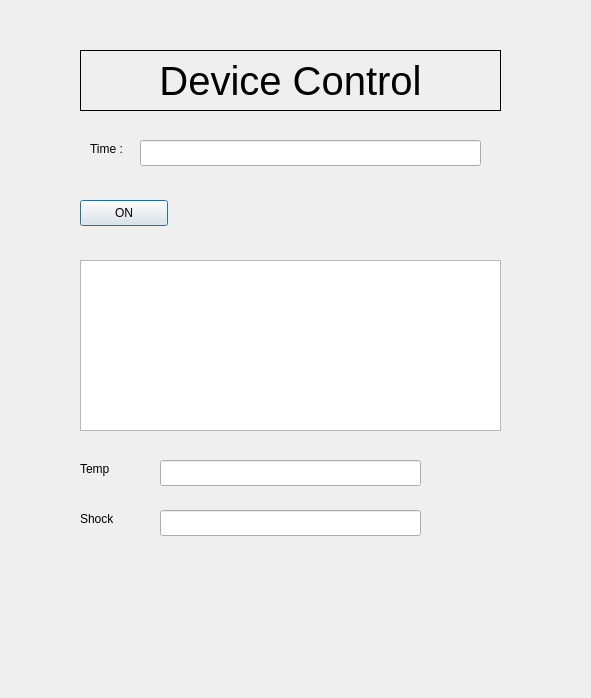
The window that vehicle_gui/main.ui (jonnyboy2222/self_drive) describes before a commit, drawn with Qt 5.
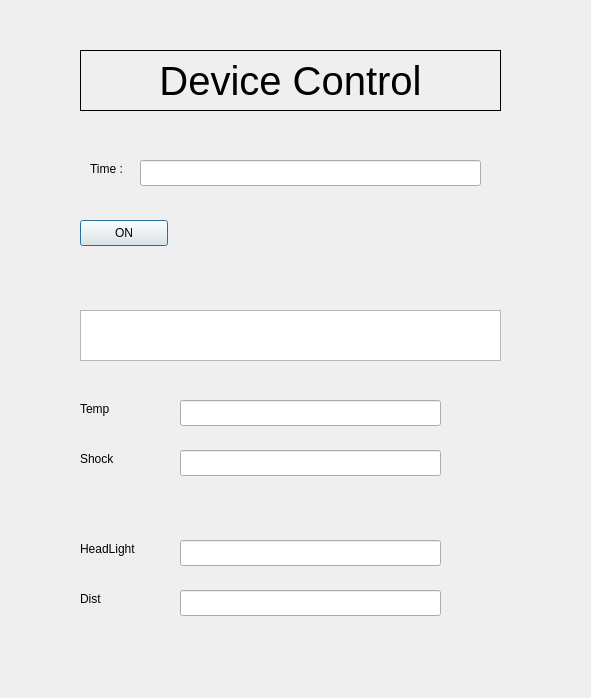
The same window after the commit.

```diff
--- a/vehicle_gui/main.ui
+++ b/vehicle_gui/main.ui
@@ -41,9 +41,9 @@
    <property name="geometry">
     <rect>
      <x>80</x>
-     <y>260</y>
+     <y>310</y>
      <width>421</width>
-     <height>171</height>
+     <height>51</height>
     </rect>
    </property>
    <property name="readOnly">
@@ -54,7 +54,7 @@
    <property name="geometry">
     <rect>
      <x>80</x>
-     <y>200</y>
+     <y>220</y>
      <width>88</width>
      <height>26</height>
     </rect>
@@ -67,7 +67,7 @@
    <property name="geometry">
     <rect>
      <x>90</x>
-     <y>140</y>
+     <y>160</y>
      <width>66</width>
      <height>18</height>
     </rect>
@@ -80,7 +80,7 @@
    <property name="geometry">
     <rect>
      <x>140</x>
-     <y>140</y>
+     <y>160</y>
      <width>341</width>
      <height>26</height>
     </rect>
@@ -92,8 +92,8 @@
   <widget class="QLineEdit" name="shock_edit">
    <property name="geometry">
     <rect>
-     <x>160</x>
-     <y>510</y>
+     <x>180</x>
+     <y>450</y>
      <width>261</width>
      <height>26</height>
     </rect>
@@ -106,7 +106,7 @@
    <property name="geometry">
     <rect>
      <x>80</x>
-     <y>460</y>
+     <y>400</y>
      <width>66</width>
      <height>18</height>
     </rect>
@@ -119,7 +119,7 @@
    <property name="geometry">
     <rect>
      <x>80</x>
-     <y>510</y>
+     <y>450</y>
      <width>66</width>
      <height>18</height>
     </rect>
@@ -131,8 +131,8 @@
   <widget class="QLineEdit" name="temp_edit">
    <property name="geometry">
     <rect>
-     <x>160</x>
-     <y>460</y>
+     <x>180</x>
+     <y>400</y>
      <width>261</width>
      <height>26</height>
     </rect>
@@ -141,6 +141,58 @@
     <bool>true</bool>
    </property>
   </widget>
+  <widget class="QLineEdit" name="dist_edit">
+   <property name="geometry">
+    <rect>
+     <x>180</x>
+     <y>540</y>
+     <width>261</width>
+     <height>26</height>
+    </rect>
+   </property>
+   <property name="readOnly">
+    <bool>true</bool>
+   </property>
+  </widget>
+  <widget class="QLabel" name="label_5">
+   <property name="geometry">
+    <rect>
+     <x>80</x>
+     <y>540</y>
+     <width>81</width>
+     <height>18</height>
+    </rect>
+   </property>
+   <property name="text">
+    <string>HeadLight</string>
+   </property>
+  </widget>
+  <widget class="QLineEdit" name="dist_edit_2">
+   <property name="geometry">
+    <rect>
+     <x>180</x>
+     <y>590</y>
+     <width>261</width>
+     <height>26</height>
+    </rect>
+   </property>
+   <property name="readOnly">
+    <bool>true</bool>
+   </property>
+  </widget>
+  <widget class="QLabel" name="label_6">
+   <property name="geometry">
+    <rect>
+     <x>80</x>
+     <y>590</y>
+     <width>66</width>
+     <height>18</height>
+    </rect>
+   </property>
+   <property name="text">
+    <string>Dist</string>
+   </property>
+  </widget>
  </widget>
  <resources/>
  <connections/>
```
